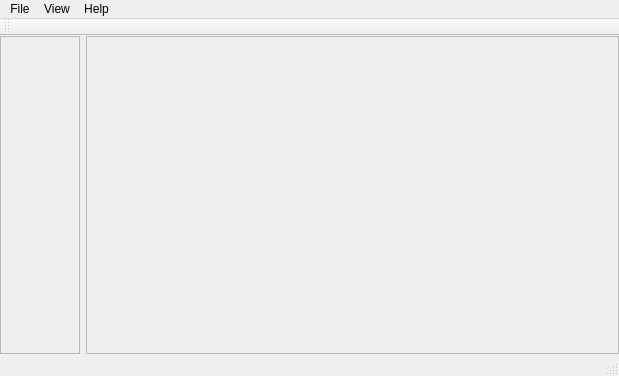
Qt form Window.ui (ailinwang/qt-gsview) before a commit.
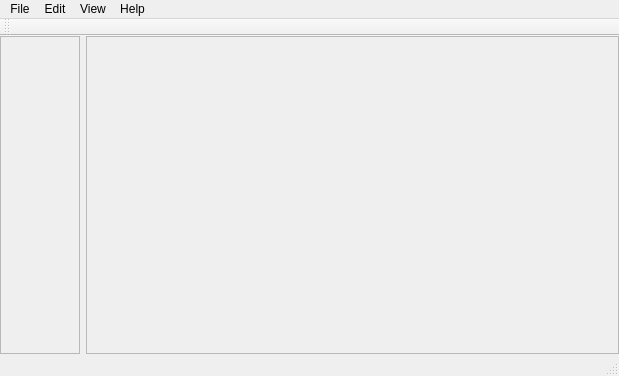
The same form after that commit. Icons and pictures are not drawn.

```diff
--- a/Window.ui
+++ b/Window.ui
@@ -183,7 +183,15 @@
     <addaction name="actionAbout"/>
     <addaction name="actionGSView_Help"/>
    </widget>
+   <widget class="QMenu" name="menuEdit">
+    <property name="title">
+     <string>Edit</string>
+    </property>
+    <addaction name="actionCopy_Text"/>
+    <addaction name="actionDeselect_Text"/>
+   </widget>
    <addaction name="menuFile"/>
+   <addaction name="menuEdit"/>
    <addaction name="menuView"/>
    <addaction name="menuHelp"/>
   </widget>
```
Left out of the diff: 13 changed lines with no effect on the pictures.
